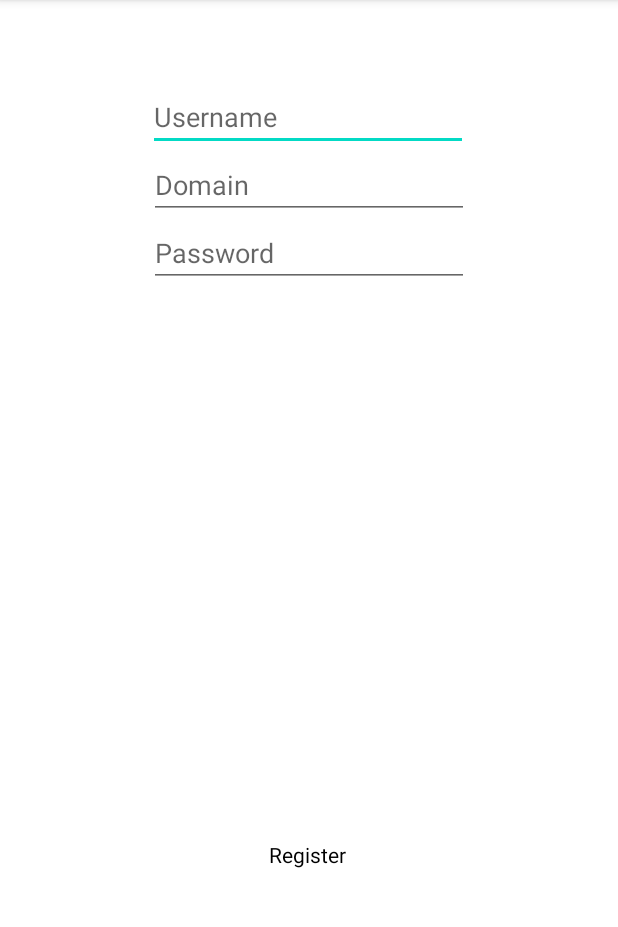
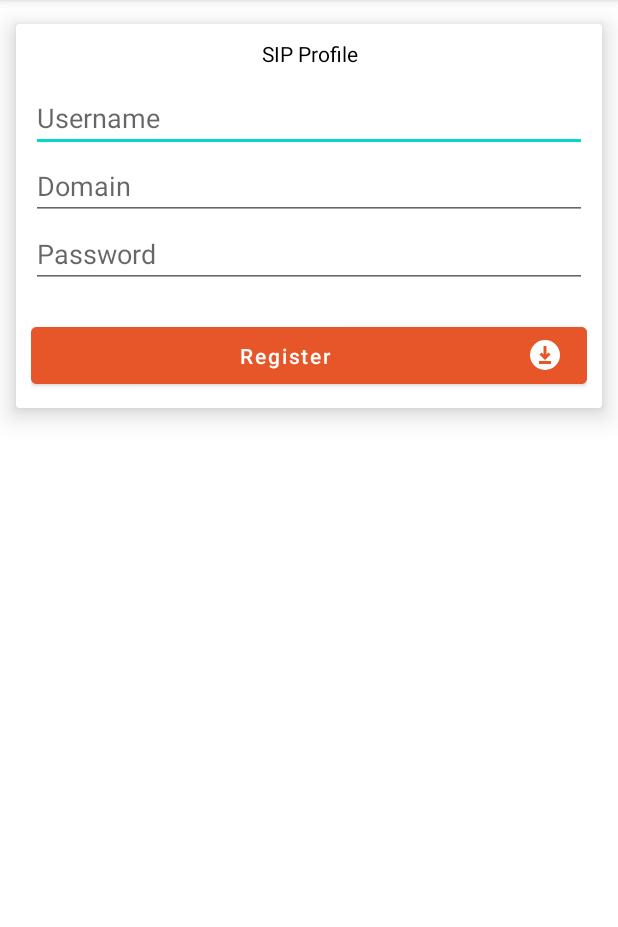
Before and after one commit to rajdeeprockysarker/SIPPUSH, an Android app: the MainActivity screen opened directly, with no data from a screen before it, on a phone screen of 412 x 824 dp, the part 84-1011 px from its top. Run offline under Robolectric (Android 15) with nearby library versions, the phone set to English and light mode, and no system bars; libraries missing offline, so code that uses them is left out: com.downloader; 2 statements that could not run were skipped.

Commit message:
Ui Change

```diff
--- a/SIPPUSH/app/src/main/res/layout/activity_main.xml
+++ b/SIPPUSH/app/src/main/res/layout/activity_main.xml
@@ -1,84 +1,92 @@
 <?xml version="1.0" encoding="utf-8"?>
-<androidx.constraintlayout.widget.ConstraintLayout xmlns:android="http://schemas.android.com/apk/res/android"
+<RelativeLayout xmlns:android="http://schemas.android.com/apk/res/android"
     xmlns:app="http://schemas.android.com/apk/res-auto"
     xmlns:tools="http://schemas.android.com/tools"
     android:layout_width="match_parent"
     android:layout_height="match_parent"
     tools:context=".MainActivity">
 
+
+    <androidx.cardview.widget.CardView
+        android:layout_width="match_parent"
+        android:layout_height="wrap_content"
+        android:padding="10dp"
+        app:cardCornerRadius="2dp"
+        app:cardElevation="10dp"
+        app:cardMaxElevation="5dp"
+        app:cardPreventCornerOverlap="true"
+        app:cardUseCompatPadding="true">
+
+        <LinearLayout
+            android:layout_width="match_parent"
+            android:layout_height="wrap_content"
+            android:orientation="vertical"
+            android:padding="10dp">
+
             <TextView
-        android:id="@+id/btn"
-        android:layout_width="wrap_content"
-        android:layout_height="wrap_content"
-        android:text="Register"
+                android:layout_width="match_parent"
+                android:layout_height="20dp"
+                android:gravity="center"
                 android:textColor="@color/black"
-        app:layout_constraintBottom_toBottomOf="parent"
-        app:layout_constraintHorizontal_bias="0.498"
-        app:layout_constraintLeft_toLeftOf="parent"
-        app:layout_constraintRight_toRightOf="parent"
-        app:layout_constraintTop_toTopOf="parent"
-        app:layout_constraintVertical_bias="0.748" />
+                android:text="SIP Profile" />
 
             <Button
                 android:id="@+id/button"
                 android:layout_width="wrap_content"
                 android:layout_height="wrap_content"
                 android:text="Unregister"
-        android:visibility="gone"
-        app:layout_constraintBottom_toBottomOf="parent"
-        app:layout_constraintEnd_toEndOf="@+id/btn"
-        app:layout_constraintHorizontal_bias="0.498"
-        app:layout_constraintStart_toStartOf="@+id/btn"
-        app:layout_constraintTop_toTopOf="parent"
-        app:layout_constraintVertical_bias="0.871" />
+                android:visibility="gone" />
 
             <Button
                 android:id="@+id/btn_list"
                 android:layout_width="wrap_content"
                 android:layout_height="wrap_content"
                 android:text="List"
-        android:visibility="gone"
-        app:layout_constraintBottom_toBottomOf="parent"
-        app:layout_constraintEnd_toEndOf="parent"
-        app:layout_constraintHorizontal_bias="0.498"
-        app:layout_constraintStart_toStartOf="parent"
-        app:layout_constraintTop_toBottomOf="@+id/button"
-        app:layout_constraintVertical_bias="0.914" />
+                android:visibility="gone" />
 
             <EditText
+                android:layout_marginTop="10dp"
                 android:id="@+id/editusername"
-        android:layout_width="wrap_content"
+                android:layout_width="match_parent"
                 android:layout_height="wrap_content"
                 android:ems="10"
-        android:inputType="textPersonName"
                 android:hint="Username"
-        app:layout_constraintBottom_toTopOf="@+id/btn"
-        app:layout_constraintEnd_toEndOf="parent"
-        app:layout_constraintHorizontal_bias="0.497"
-        app:layout_constraintStart_toStartOf="parent"
-        app:layout_constraintTop_toTopOf="parent"
-        app:layout_constraintVertical_bias="0.108" />
+                android:inputType="textPersonName" />
 
             <EditText
                 android:id="@+id/editdomain"
-        android:layout_width="wrap_content"
+                android:layout_width="match_parent"
                 android:layout_height="wrap_content"
                 android:ems="10"
-        android:inputType="textPersonName"
                 android:hint="Domain"
-        app:layout_constraintEnd_toEndOf="parent"
-        app:layout_constraintStart_toStartOf="parent"
-        app:layout_constraintTop_toBottomOf="@+id/editusername" />
+                android:inputType="textPersonName" />
 
             <EditText
                 android:id="@+id/editpassword"
-        android:layout_width="wrap_content"
+                android:layout_width="match_parent"
                 android:layout_height="wrap_content"
                 android:ems="10"
-        android:inputType="textPersonName"
                 android:hint="Password"
-        app:layout_constraintEnd_toEndOf="parent"
-        app:layout_constraintStart_toStartOf="parent"
-        app:layout_constraintTop_toBottomOf="@+id/editdomain" />
+                android:inputType="textPersonName" />
 
-</androidx.constraintlayout.widget.ConstraintLayout>
+            <View
+                android:layout_width="match_parent"
+                android:layout_height="20dp" />
+
+            <Button
+                android:id="@+id/btn"
+                android:layout_width="match_parent"
+                android:layout_height="50dp"
+                android:backgroundTint="@color/orange"
+                android:drawableRight="@drawable/ic_save"
+                android:text="Register"
+                android:textAllCaps="false" />
+
+
+        </LinearLayout>
+
+
+    </androidx.cardview.widget.CardView>
+
+
+</RelativeLayout>
```
Lines whose indentation alone changed are shown as unchanged.
